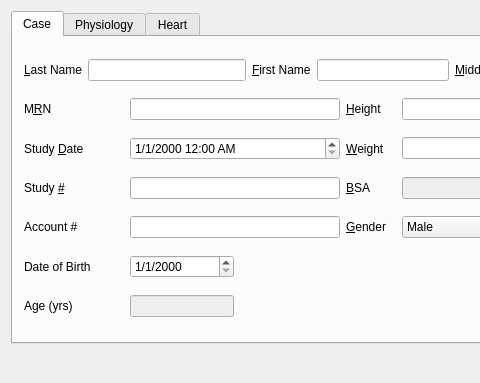
Above: src/libs/recorder/ui/patientdialog.ui from mannd/epsimulator before the change; both pictures show x 0 to 480 and y 0 to 383 of the 744 by 383 pixel window. Below: the same form after it.
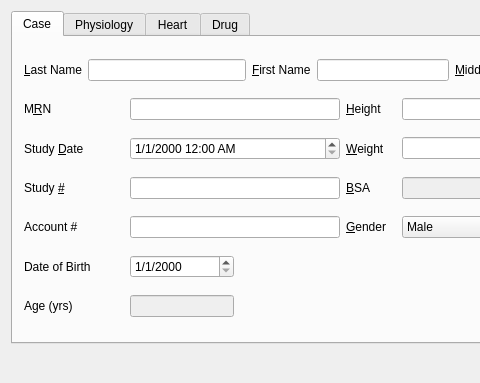
That is the form after the change. The open tabs and pages were chosen to show the change.

Diff of the .ui file:
```diff
--- a/src/libs/recorder/ui/patientdialog.ui
+++ b/src/libs/recorder/ui/patientdialog.ui
@@ -700,6 +700,11 @@
        <string>Heart</string>
       </attribute>
      </widget>
+     <widget class="QWidget" name="drugTab">
+      <attribute name="title">
+       <string>Drug</string>
+      </attribute>
+     </widget>
     </widget>
    </item>
    <item row="1" column="0">
```
Left out of the diff: 4 changed lines with no effect on the pictures.
